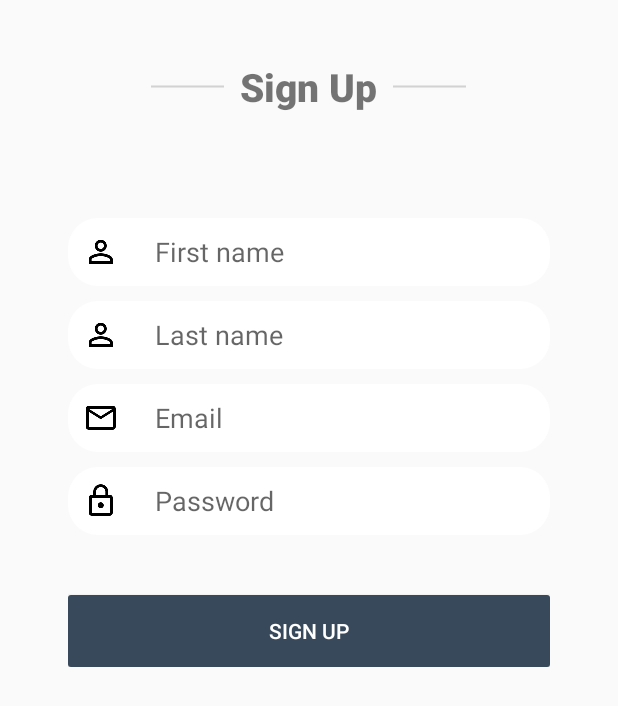
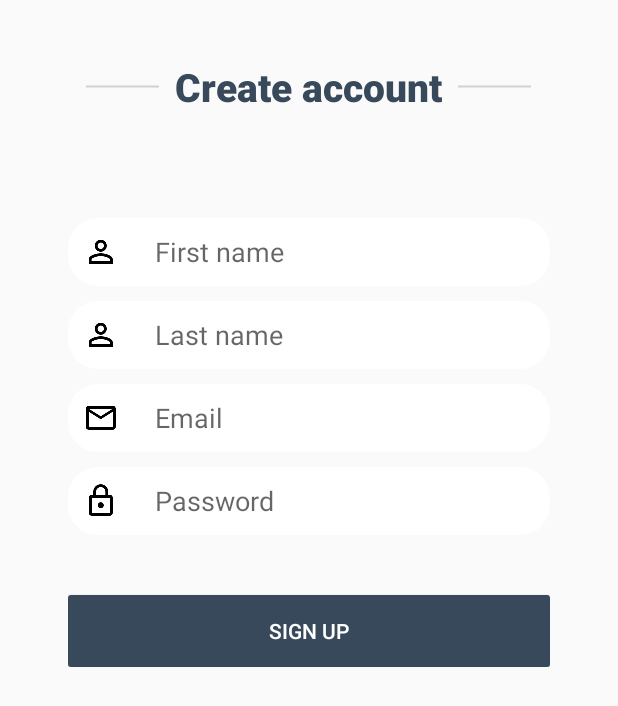
Before and after one commit to meapypai/meapy, an Android app: the RegisterActivity screen opened directly, with no data from a screen before it, on a phone screen of 412 x 824 dp. Shown: the top 706 px of the screen. Run offline under Robolectric (Android 15) with nearby library versions, the phone set to English and light mode, and no system bars.

Commit message:
modify elements in register activity

```diff
--- a/app/src/main/res/layout/activity_register.xml
+++ b/app/src/main/res/layout/activity_register.xml
@@ -23,9 +23,10 @@
         <TextView
             android:layout_width="wrap_content"
             android:layout_height="wrap_content"
-            android:text="Sign Up"
+            android:text="Create account"
             android:layout_gravity="center"
             android:textSize="26sp"
+            android:textColor="@color/meapyColor"
             android:layout_marginLeft="10dp"
             android:layout_marginRight="10dp"
             android:fontFamily="@font/roboto_black"
```
